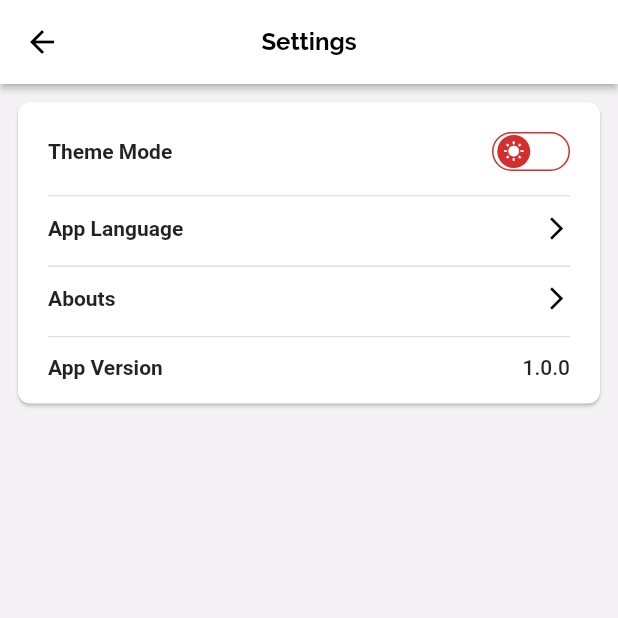
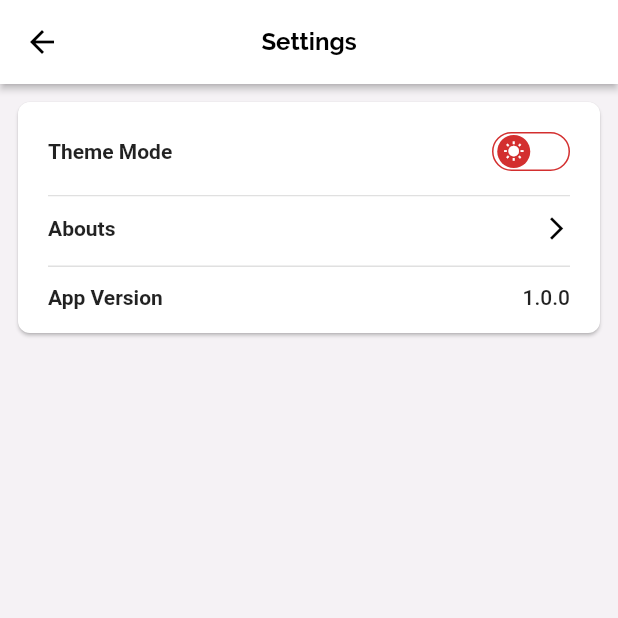
Before and after one commit to developersancho/Rorty.Flutter, a Flutter app: the SettingsScreen screen opened directly, on a phone screen of 412 x 824 dp, the top half of it. Run offline on Flutter 3.47's test engine with Material 2 defaults, Android fonts, the phone set to English and light mode, and no system bars; drawn by our look-alikes of flutter_switch; our stand-ins replace dio, easy_localization, flutter_native_splash, get_it, go_router, retrofit and 2 more; accounts and stored records are empty; generated files the repository leaves out were written again; statements that could not run were skipped.

Commit message:
[Refactored]

```diff
--- a/lib/presentation/settings/about/about_screen.dart
+++ b/lib/presentation/settings/about/about_screen.dart
@@ -1,8 +1,8 @@
+import 'package:easy_localization/easy_localization.dart';
 import 'package:flutter/material.dart';
 import 'package:rorty_flutter/app/widgets/app_bar.dart';
 
 class AboutScreen extends StatelessWidget {
-
   static const route = '/about';
 
   const AboutScreen({Key? key}) : super(key: key);
@@ -16,7 +16,7 @@ class AboutScreen extends StatelessWidget {
   }
 
   RortyAppBarWithBack _buildAppBar() {
-    return const RortyAppBarWithBack(title: "About");
+    return RortyAppBarWithBack(title: tr("abouts"));
   }
 
   Widget _buildBody(BuildContext context) {
--- a/lib/presentation/settings/settings_screen.dart
+++ b/lib/presentation/settings/settings_screen.dart
@@ -44,10 +44,10 @@ class SettingsScreen extends StatelessWidget {
               crossAxisAlignment: CrossAxisAlignment.start,
               children: [
                 _buildThemeView(tr("theme_mode"), appThemeProvider, context),
-                GestureDetector(
-                    behavior: HitTestBehavior.opaque,
-                    onTap: () => _navigateLanguage(context),
-                    child: _buildRowView(tr("app_language"), "", true, true)),
+                // GestureDetector(
+                //     behavior: HitTestBehavior.opaque,
+                //     onTap: () => _navigateLanguage(context),
+                //     child: _buildRowView(tr("app_language"), "", true, true)),
                 GestureDetector(
                     behavior: HitTestBehavior.opaque,
                     onTap: () => _navigateAbout(context),
```
Also changed, not shown: lib/presentation/characters/list/characters_screen.dart (+7 -18 lines), lib/presentation/episodes/list/episodes_screen.dart (+8 -8 lines), lib/presentation/locations/list/locations_screen.dart (+8 -8 lines).
